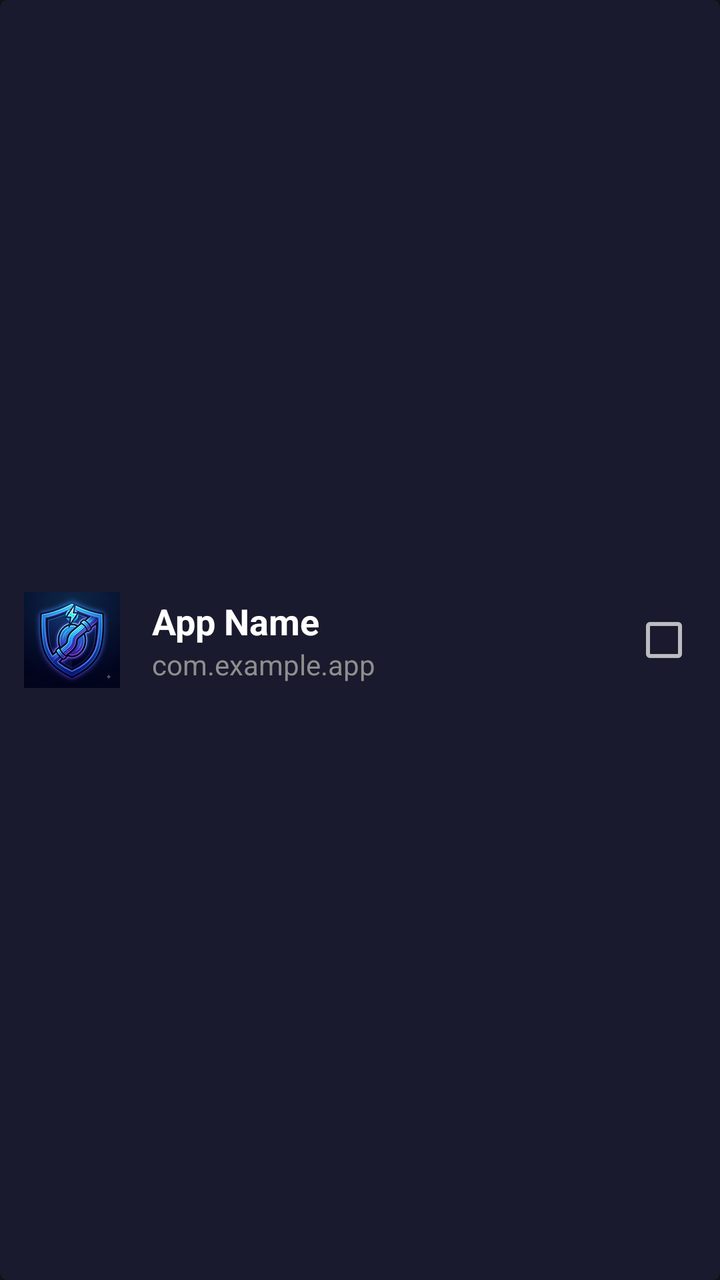
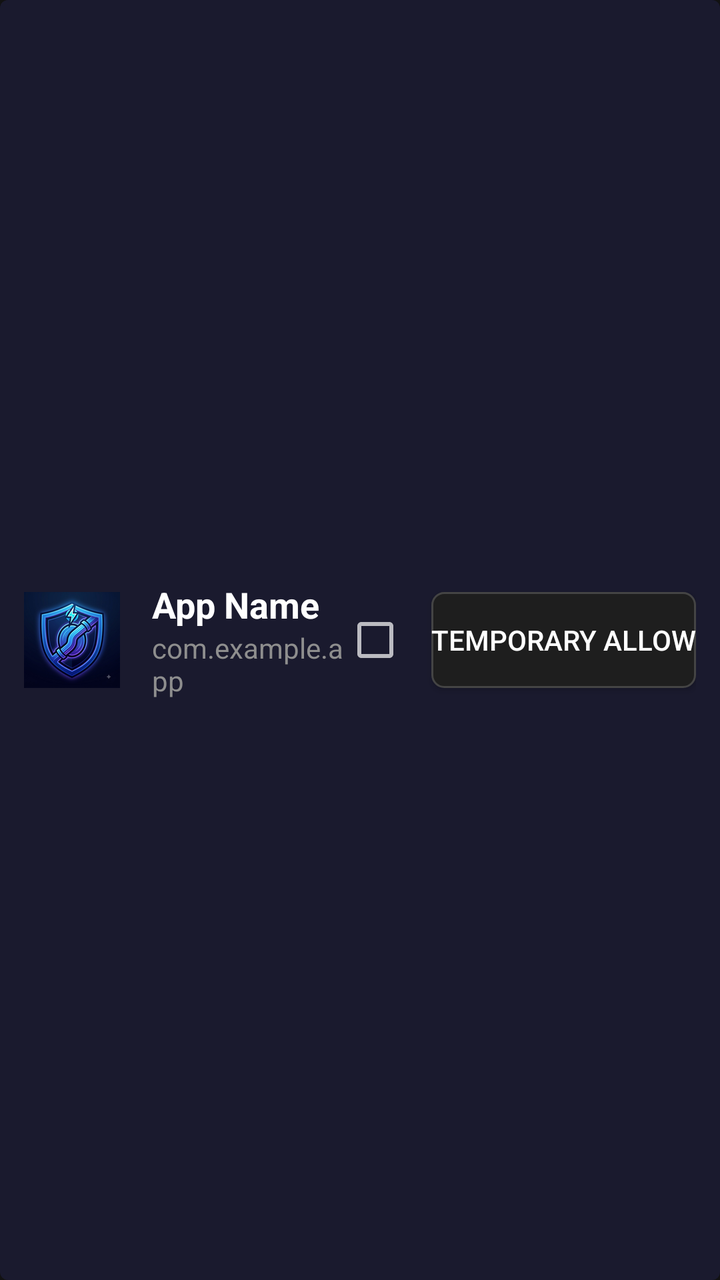

Compare the two renders of this Android layout. The source of the first and the diff that turns it into the second are given below.
<!-- AndroidManifest.xml: application theme Theme.TunnelGuard -->
<!-- res/layout/item_app_toggle.xml -->
<?xml version="1.0" encoding="utf-8"?>
<LinearLayout xmlns:android="http://schemas.android.com/apk/res/android"
    android:layout_width="match_parent"
    android:layout_height="wrap_content"
    android:orientation="horizontal"
    android:padding="12dp"
    android:gravity="center_vertical"
    android:background="@drawable/tv_item_selector"
    android:focusable="true"
    android:clickable="true"
    android:layout_marginBottom="4dp">

    <ImageView
        android:id="@+id/iv_app_icon"
        android:layout_width="48dp"
        android:layout_height="48dp"
        android:contentDescription="@null"
        android:importantForAccessibility="no"
        android:src="@drawable/ic_launcher" />

    <LinearLayout
        android:layout_width="0dp"
        android:layout_height="wrap_content"
        android:layout_weight="1"
        android:layout_marginStart="16dp"
        android:orientation="vertical">

        <TextView
            android:id="@+id/tv_app_name"
            android:layout_width="wrap_content"
            android:layout_height="wrap_content"
            android:textColor="@color/text_primary"
            android:textSize="18sp"
            android:textStyle="bold"
            android:text="App Name" />

        <TextView
            android:id="@+id/tv_app_package"
            android:layout_width="wrap_content"
            android:layout_height="wrap_content"
            android:textColor="@color/text_secondary"
            android:textSize="14sp"
            android:text="com.example.app" />


    </LinearLayout>

    <CheckBox
        android:id="@+id/cb_app_protect"
        android:layout_width="wrap_content"
        android:layout_height="wrap_content"
        android:focusable="false"
        android:clickable="false" />

</LinearLayout>
<!-- resources referenced by this layout -->
<resources>
  <color name="text_primary">#FFFFFF</color>
  <color name="text_secondary">#8E8E8E</color>
  <!-- drawable ic_launcher: png bitmap (drawable-hdpi, 9231 bytes) -->
  <!-- drawable tv_item_selector (drawable) -->
  <?xml version="1.0" encoding="utf-8"?>
  <selector xmlns:android="http://schemas.android.com/apk/res/android">
      <item android:state_focused="true">
          <shape android:shape="rectangle">
              <solid android:color="#2A2A3E" />
              <stroke android:width="2dp" android:color="@color/focus_highlight" />
              <corners android:radius="4dp" />
          </shape>
      </item>
      <item>
          <shape android:shape="rectangle">
              <solid android:color="#1A1A2E" />
              <corners android:radius="4dp" />
          </shape>
      </item>
  </selector>
  <style name="Theme.TunnelGuard" parent="Theme.AppCompat.NoActionBar">
          
          <item name="colorPrimary">@color/colorPrimary</item>
          <item name="colorPrimaryDark">@color/colorPrimaryDark</item>
          <item name="colorAccent">@color/colorAccent</item>
          <item name="android:windowBackground">@color/background_dark</item>
      </style>
  <color name="focus_highlight">#00ADB5</color>
  <color name="colorPrimary">#1A1A2E</color>
  <color name="colorPrimaryDark">#16213E</color>
  <color name="colorAccent">#E94560</color>
  <color name="background_dark">#121212</color>
</resources>

<!-- the commit's change to res/layout/item_app_toggle.xml (unified diff, before → after) -->
@@ -42,6 +42,14 @@
             android:textSize="14sp"
             android:text="com.example.app" />
 
+        <TextView
+            android:id="@+id/tv_override_status"
+            android:layout_width="wrap_content"
+            android:layout_height="wrap_content"
+            android:textColor="@color/status_connecting"
+            android:textSize="16sp"
+            android:visibility="gone" />
+
 
     </LinearLayout>
 
@@ -52,4 +60,14 @@
         android:focusable="false"
         android:clickable="false" />
 
+    <Button
+        android:id="@+id/btn_temporary_allow"
+        android:layout_width="wrap_content"
+        android:layout_height="wrap_content"
+        android:layout_marginStart="12dp"
+        android:minHeight="48dp"
+        android:text="Temporary Allow"
+        android:focusable="true"
+        android:background="@drawable/tv_button_selector" />
+
 </LinearLayout>
<!-- resource entries referenced after the edit -->
@@ -1,8 +1,38 @@
 <!-- resources referenced by this layout -->
 <resources>
+  <color name="status_connecting">#F1C40F</color>
   <color name="text_primary">#FFFFFF</color>
   <color name="text_secondary">#8E8E8E</color>
   <!-- drawable ic_launcher: png bitmap (drawable-hdpi, 9231 bytes) -->
+  <!-- drawable tv_button_selector (drawable) -->
+  <?xml version="1.0" encoding="utf-8"?>
+  <selector xmlns:android="http://schemas.android.com/apk/res/android">
+      
+      <item android:state_pressed="true">
+          <shape android:shape="rectangle">
+              <solid android:color="@color/colorAccent" />
+              <corners android:radius="6dp" />
+          </shape>
+      </item>
+  
+      
+      <item android:state_focused="true">
+          <shape android:shape="rectangle">
+              <solid android:color="@color/focus_highlight" />
+              <corners android:radius="6dp" />
+              <stroke android:width="2dp" android:color="#FFFFFF" />
+          </shape>
+      </item>
+  
+      
+      <item>
+          <shape android:shape="rectangle">
+              <solid android:color="@color/surface_dark" />
+              <corners android:radius="6dp" />
+              <stroke android:width="1dp" android:color="#444444" />
+          </shape>
+      </item>
+  </selector>
   <!-- drawable tv_item_selector (drawable) -->
   <?xml version="1.0" encoding="utf-8"?>
   <selector xmlns:android="http://schemas.android.com/apk/res/android">
@@ -27,10 +57,11 @@
           <item name="colorAccent">@color/colorAccent</item>
           <item name="android:windowBackground">@color/background_dark</item>
       </style>
+  <color name="colorAccent">#E94560</color>
   <color name="focus_highlight">#00ADB5</color>
+  <color name="surface_dark">#1E1E1E</color>
   <color name="colorPrimary">#1A1A2E</color>
   <color name="colorPrimaryDark">#16213E</color>
-  <color name="colorAccent">#E94560</color>
   <color name="background_dark">#121212</color>
 </resources>
 
